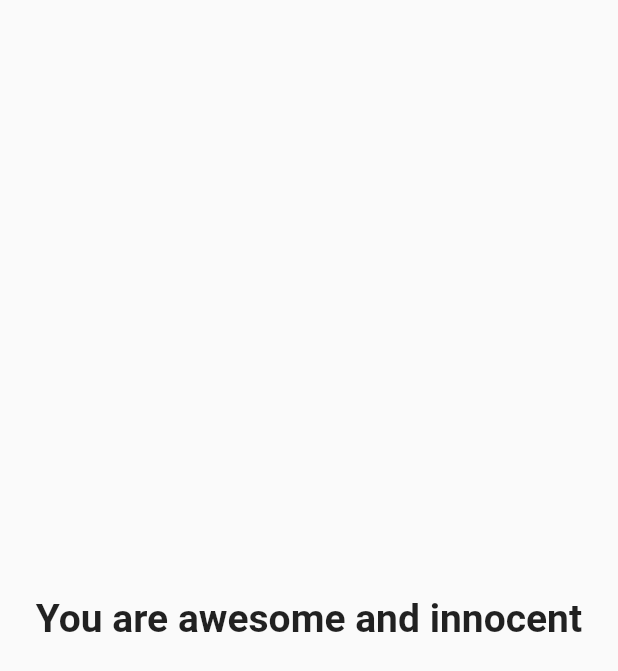
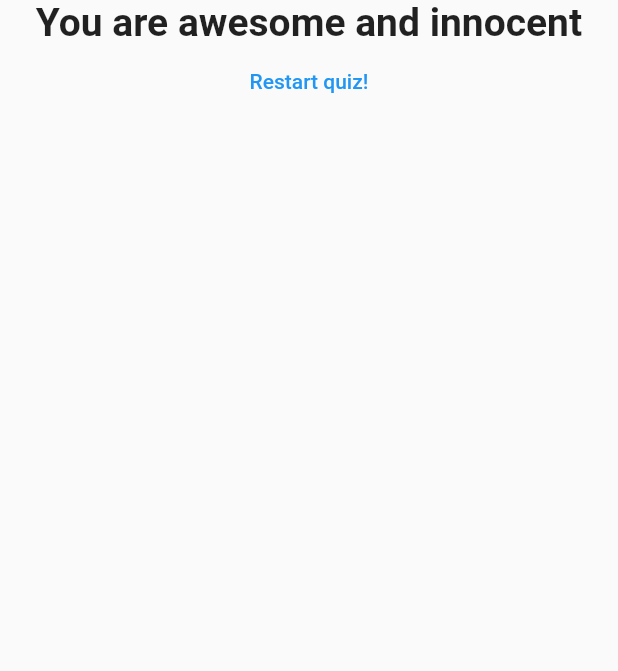
Before and after one commit to Amoghtech/Flutter-made-simple, a Flutter app: the Result widget shown alone on an empty page, opened directly with empty values, on a phone screen of 412 x 824 dp. Shown: the top 671 px of the screen. Run offline on Flutter 3.47's test engine with Material 2 defaults, Android fonts, the phone set to English and light mode, and no system bars.

Commit message:
Reset quiz

```diff
--- a/quiz_app/lib/result.dart
+++ b/quiz_app/lib/result.dart
@@ -2,8 +2,8 @@ import 'package:flutter/material.dart';
 
 class Result extends StatelessWidget {
   final int resultscore;
-
-  Result(this.resultscore);
+  final VoidCallback resetquiz;
+  Result(this.resultscore, this.resetquiz);
 
   String get resultPhrase {
     var resulttext = 'You did it!';
@@ -23,10 +23,21 @@ class Result extends StatelessWidget {
   @override
   Widget build(BuildContext context) {
     return Center(
-      child: Text(
-        resultPhrase,
-        style: TextStyle(fontSize: 26, fontWeight: FontWeight.bold),
-        textAlign: TextAlign.center,
+      child: Column(
+        children: [
+          Text(
+            resultPhrase,
+            style: TextStyle(fontSize: 26, fontWeight: FontWeight.bold),
+            textAlign: TextAlign.center,
+          ),
+          FlatButton(
+            onPressed: resetquiz,
+            child: Text(
+              'Restart quiz!',
+            ),
+            textColor: Colors.blue,
+          )
+        ],
       ),
     );
   }
```
Also changed, not shown: quiz_app/lib/main.dart (+8 -1 lines).
